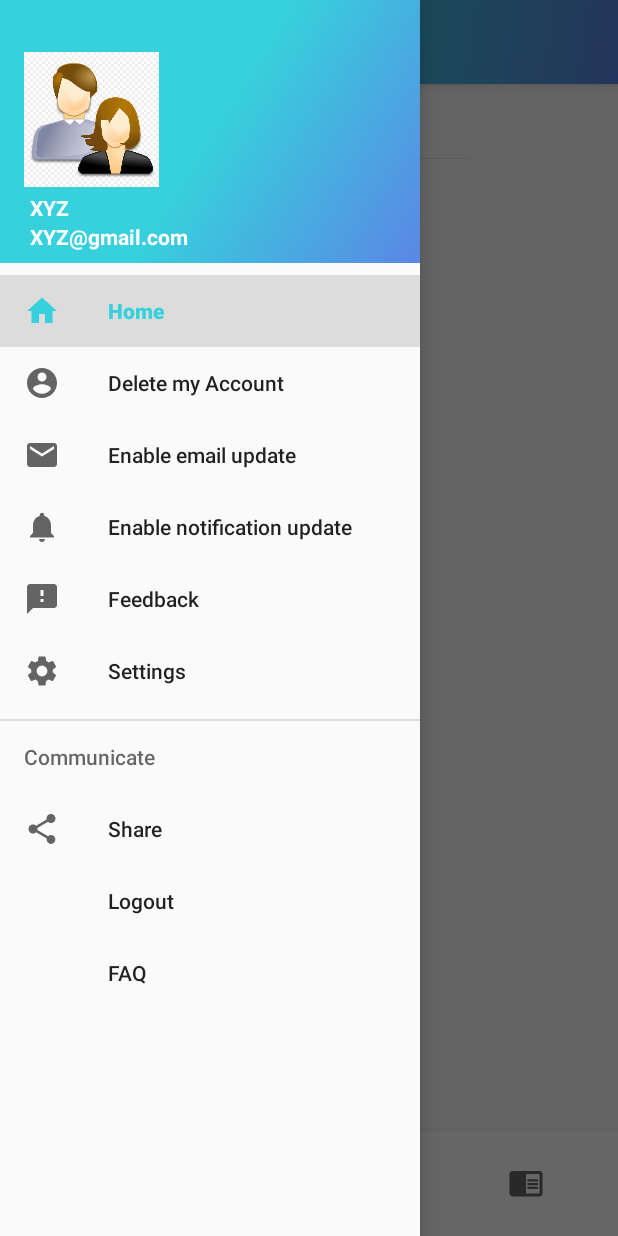
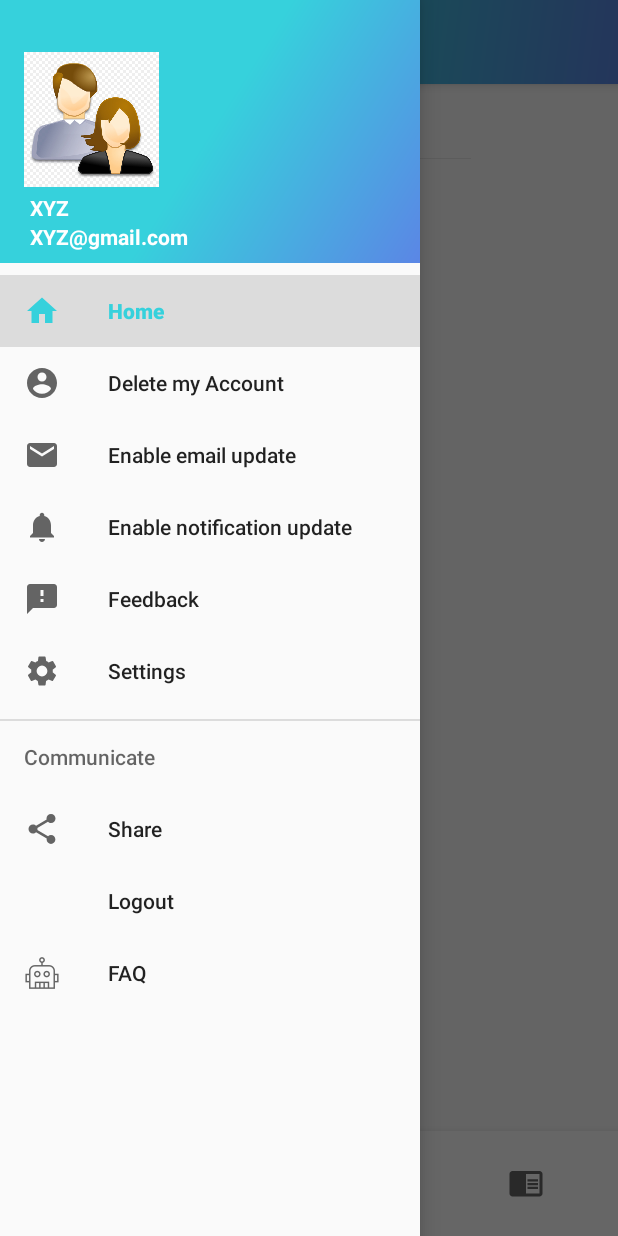
Before and after one commit to SKYLARK-13/MK23_WEBREBELS, an Android app: the screen it shows after launch once a user with an empty profile is signed in (MainActivity), with the side drawer open, on a phone screen of 412 x 824 dp. Run offline under Robolectric (Android 15) with nearby library versions, the phone set to English and light mode, and no system bars; our stand-ins replace Firebase (no records; nobody signed in at launch, a user with empty details on screens opened directly), navigation-ui; pictures from the network do not load; 3 statements that could not run were skipped.

Commit message:
"updating bot activity and icon"

```diff
--- a/app/src/main/res/menu/activity_main_drawer.xml
+++ b/app/src/main/res/menu/activity_main_drawer.xml
@@ -43,8 +43,10 @@
 <group>
     <item android:title="@string/menu_logout"
         android:id="@+id/nav_logout"></item>
-    <item android:title="@string/menu_faq"
-        android:id="@+id/nav_faq"></item>
+    <item
+        android:id="@+id/nav_faq"
+        android:icon="@drawable/bot_icon_faq"
+        android:title="@string/menu_faq"></item>
 </group>
 
 </menu>
```
Also changed, not shown: app/src/main/res/drawable/bot_icon_faq.png (added).
